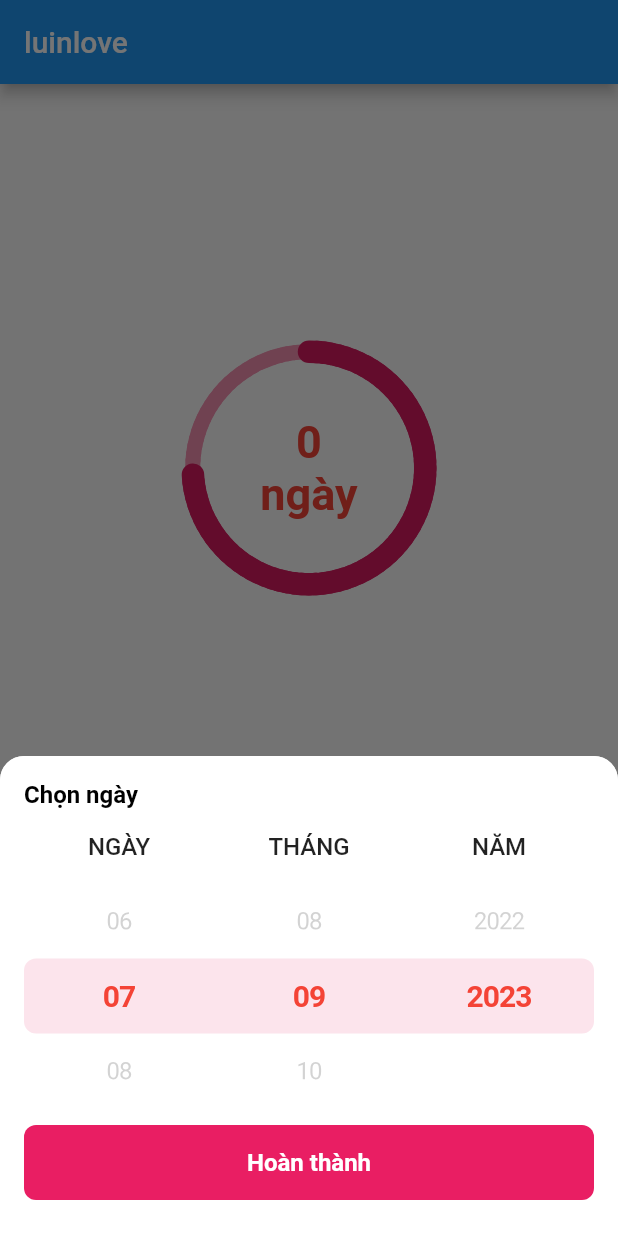
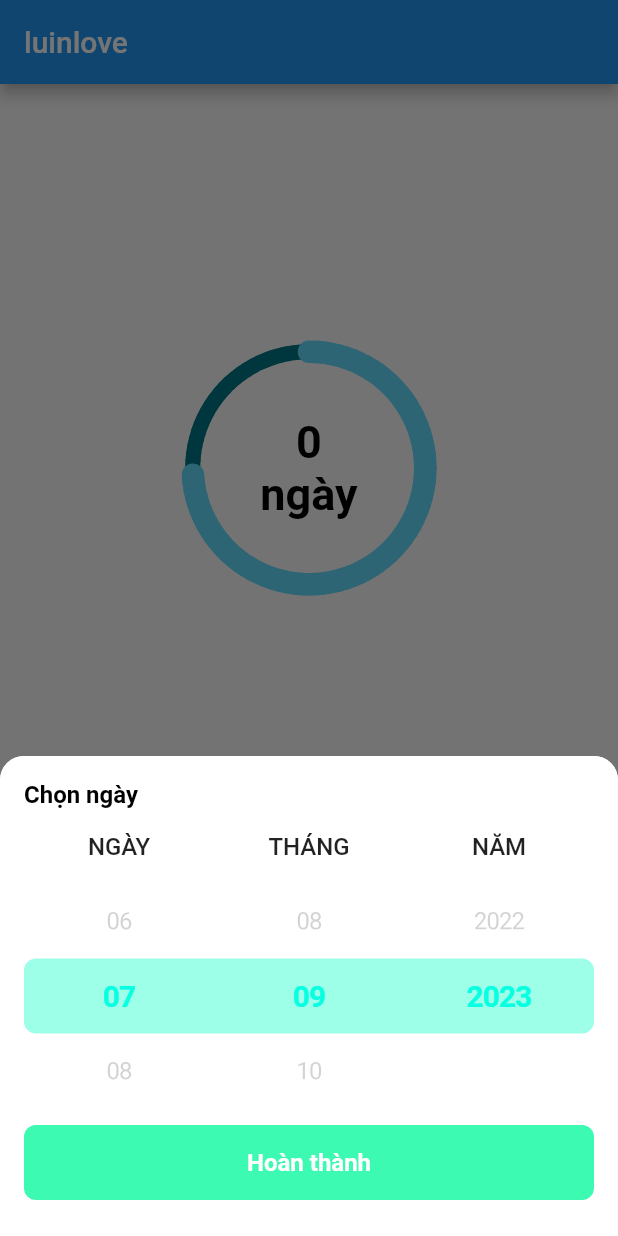
Before and after one commit to lluciper/luinlove, a Flutter app: the screen it shows after launch, after a tap on an icon or button, on a phone screen of 412 x 824 dp. Run offline on Flutter 3.47's test engine with Material 2 defaults, Android fonts, the light colour scheme and no system bars; drawn by our look-alikes of carousel_slider, step_progress_indicator; our stand-ins replace equatable, firebase_core, firebase_messaging, flutter_bloc, flutter_local_notifications, freezed_annotation and 2 more; missing offline and left inert: time_machine; accounts and stored records are empty; project files that could hold a hidden picture were left out.

Commit message:
updade wave animation

```diff
--- a/lib/components/bottom_sheet_expandable.dart
+++ b/lib/components/bottom_sheet_expandable.dart
@@ -1,5 +1,5 @@
 import 'package:flutter/material.dart';
-import '../utils/colors_app.dart';
+import '../utils/app_colors.dart';
 
 class BottomSheetExpandable extends StatefulWidget {
   const BottomSheetExpandable({
--- a/lib/components/wave/wave_animation.dart
+++ b/lib/components/wave/wave_animation.dart
@@ -1,4 +1,154 @@
+import 'dart:math';
+
 import 'package:flutter/material.dart';
+
+// class WaveAnimation extends StatefulWidget {
+//   const WaveAnimation({super.key});
+
+//   @override
+//   State<WaveAnimation> createState() => _WaveAnimationState();
+// }
+
+// class _WaveAnimationState extends State<WaveAnimation>
+//     with TickerProviderStateMixin {
+//   late Animation<double> animation;
+//   late AnimationController animationController;
+
+//   @override
+//   void initState() {
+//     super.initState();
+//     animationController = AnimationController(
+//         vsync: this, duration: const Duration(milliseconds: 10000));
+//     final Animation<double> curve = CurvedAnimation(
+//         parent: animationController,
+//         curve: Curves.easeInOutSine,
+//         reverseCurve: Curves.easeInOutSine);
+//     animation = Tween<double>(begin: 0, end: 0.5).animate(curve);
+//     animationController
+//       ..addListener(() {
+//         setState(() {});
+//       })
+//       ..repeat(reverse: true, period: const Duration(milliseconds: 10000));
+//   }
+
+//   @override
+//   Widget build(BuildContext context) {
+//     var width = -MediaQuery.of(context).size.width;
+//     return SizedBox(
+//       child: Stack(
+//         alignment: Alignment.bottomCenter,
+//         children: [
+//           Transform.translate(
+//             offset: Offset(animation.value * 4 * width, 0),
+//             child: Container(
+//               alignment: Alignment.bottomCenter,
+//               child: CustomPaint(
+//                 painter: WavePainter(
+//                   realSize: Size(-width * 15, 150),
+//                   colors: [
+//                     Colors.purple.withOpacity(0.2),
+//                     Colors.purple.withOpacity(0.5),
+//                   ],
+//                   pick: 30,
+//                   amount: 30,
+//                 ),
+//               ),
+//             ),
+//           ),
+//           Transform.translate(
+//             offset: Offset(animation.value * 2 * width, 0),
+//             child: Container(
+//               alignment: Alignment.bottomCenter,
+//               child: CustomPaint(
+//                 painter: WavePainter(
+//                   realSize: Size(-width * 15, 150),
+//                   colors: [
+//                     Colors.red.withOpacity(0.2),
+//                     Colors.red.withOpacity(0.5),
+//                   ],
+//                   pick: 30,
+//                   amount: 30,
+//                 ),
+//               ),
+//             ),
+//           ),
+//           Transform.translate(
+//             offset: Offset(animation.value * 3 * width, 0),
+//             child: Container(
+//               alignment: Alignment.bottomCenter,
+//               child: CustomPaint(
+//                 painter: WavePainter(
+//                   realSize: Size(-width * 15, 150),
+//                   colors: [
+//                     Colors.pink.withOpacity(0.2),
+//                     Colors.pink.withOpacity(0.5),
+//                   ],
+//                   pick: 30,
+//                   amount: 30,
+//                 ),
+//               ),
+//             ),
+//           ),
+//         ],
+//       ),
+//     );
+//   }
+// }
+
+// class WavePainter extends CustomPainter {
+//   WavePainter({
+//     required this.colors,
+//     this.amount = 4,
+//     this.pick = 30,
+//     this.realSize,
+//   });
+//   List<Color> colors;
+//   int amount;
+//   double pick;
+//   Size? realSize;
+//   @override
+//   void paint(Canvas canvas, Size size) {
+//     size = realSize ?? size;
+//     var paint = Paint()
+//       ..shader = LinearGradient(
+//         begin: Alignment.topCenter,
+//         end: Alignment.bottomCenter,
+//         colors: colors,
+//       ).createShader(Rect.fromPoints(
+//         Offset.zero,
+//         Offset(size.width, size.height),
+//       ));
+//     var ww = size.width / (amount * 2 - 1);
+//     var path = Path();
+//     var hh = true;
+
+//     // path.lineTo(0, 0);
+//     for (var i = 1; i <= (4 * amount - 2); i++) {
+//       if (i % 2 == 0) {
+//         path..lineTo(i * ww / 2, 0)
+//         ..lineTo(i * ww / 2, 0);
+//       } else {
+//         if (hh) {
+//           path.quadraticBezierTo(i * (ww / 2), pick, (i + 1) * ww / 2, 0);
+//           hh = false;
+//         } else {
+//           path.quadraticBezierTo(i * (ww / 2), -pick, (i + 1) * ww / 2, 0);
+//           hh = true;
+//         }
+//       }
+//     }
+//     path..lineTo(size.width, 0)
+//     ..lineTo(size.width, size.height)
+//     ..lineTo(0, size.height)
+//     ..close();
+//     canvas.drawPath(path, paint);
+//   }
+
+//   @override
+//   bool shouldRepaint(CustomPainter oldDelegate) {
+//     return false;
+//   }
+// }
 
 class WaveAnimation extends StatefulWidget {
   const WaveAnimation({super.key});
@@ -15,75 +165,42 @@ class _WaveAnimationState extends State<WaveAnimation>
   @override
   void initState() {
     super.initState();
-    animationController = AnimationController(
-        vsync: this, duration: const Duration(milliseconds: 10000));
-    final Animation<double> curve = CurvedAnimation(
-        parent: animationController,
-        curve: Curves.easeInOutSine,
-        reverseCurve: Curves.easeInOutSine);
-    animation = Tween<double>(begin: 0, end: 0.5).animate(curve);
-    animationController
-      ..addListener(() {
-        setState(() {});
-      })
-      ..repeat(reverse: true, period: const Duration(milliseconds: 10000));
+    animationController =
+        AnimationController(vsync: this, duration: const Duration(seconds: 3));
+    animationController.repeat(reverse: true);
   }
 
   @override
   Widget build(BuildContext context) {
-    var width = -MediaQuery.of(context).size.width;
+    var width = MediaQuery.of(context).size.width;
     return SizedBox(
       child: Stack(
         alignment: Alignment.bottomCenter,
         children: [
-          Transform.translate(
-            offset: Offset(animation.value * 4 * width, 0),
-            child: Container(
+          Container(
             alignment: Alignment.bottomCenter,
             child: CustomPaint(
+              size: Size(width + 100, 400),
               painter: WavePainter(
-                  realSize: Size(-width * 15, 150),
-                  colors: [
-                    Colors.purple.withOpacity(0.2),
-                    Colors.purple.withOpacity(0.5),
-                  ],
-                  pick: 30,
-                  amount: 30,
+                controller: animationController,
               ),
             ),
           ),
-          ),
-          Transform.translate(
-            offset: Offset(animation.value * 2 * width, 0),
-            child: Container(
+          Container(
             alignment: Alignment.bottomCenter,
             child: CustomPaint(
+              size: Size(width + 300, 400),
               painter: WavePainter(
-                  realSize: Size(-width * 15, 150),
-                  colors: [
-                    Colors.red.withOpacity(0.2),
-                    Colors.red.withOpacity(0.5),
-                  ],
-                  pick: 30,
-                  amount: 30,
+                controller: animationController,
               ),
             ),
           ),
-          ),
-          Transform.translate(
-            offset: Offset(animation.value * 3 * width, 0),
-            child: Container(
+          Container(
             alignment: Alignment.bottomCenter,
             child: CustomPaint(
+              size: Size(width + 500, 400),
               painter: WavePainter(
-                  realSize: Size(-width * 15, 150),
-                  colors: [
-                    Colors.pink.withOpacity(0.2),
-                    Colors.pink.withOpacity(0.5),
-                  ],
-                  pick: 30,
-                  amount: 30,
-                ),
+                controller: animationController,
               ),
             ),
           ),
@@ -94,51 +211,29 @@ class _WaveAnimationState extends State<WaveAnimation>
 }
 
 class WavePainter extends CustomPainter {
-  WavePainter({
-    required this.colors,
-    this.amount = 4,
-    this.pick = 30,
-    this.realSize,
-  });
-  List<Color> colors;
-  int amount;
-  double pick;
-  Size? realSize;
+  WavePainter({required this.controller}) : super(repaint: controller);
+  final AnimationController controller;
+
   @override
   void paint(Canvas canvas, Size size) {
-    size = realSize ?? size;
     var paint = Paint()
-      ..shader = LinearGradient(
-        begin: Alignment.topCenter,
-        end: Alignment.bottomCenter,
-        colors: colors,
-      ).createShader(Rect.fromPoints(
-        Offset.zero,
-        Offset(size.width, size.height),
-      ));
-    var ww = size.width / (amount * 2 - 1);
+      ..color = Colors.blue
+      ..style = PaintingStyle.fill;
+
     var path = Path();
-    var hh = true;
+    var y = size.height / 2;
 
-    // path.lineTo(0, 0);
-    for (var i = 1; i <= (4 * amount - 2); i++) {
-      if (i % 2 == 0) {
-        path..lineTo(i * ww / 2, 0)
-        ..lineTo(i * ww / 2, 0);
-      } else {
-        if (hh) {
-          path.quadraticBezierTo(i * (ww / 2), pick, (i + 1) * ww / 2, 0);
-          hh = false;
-        } else {
-          path.quadraticBezierTo(i * (ww / 2), -pick, (i + 1) * ww / 2, 0);
-          hh = true;
+    for (var x = 0.0; x <= size.width; x += 20) {
+      var sine = sin((x / size.width) * 2 * pi + controller.value * 2 * pi);
+      var waveHeight = y + sine * 50;
+      path.lineTo(x, waveHeight);
     }
-      }
-    }
-    path..lineTo(size.width, 0)
+
+    path
       ..lineTo(size.width, size.height)
       ..lineTo(0, size.height)
       ..close();
+
     canvas.drawPath(path, paint);
   }
 
--- a/lib/main.dart
+++ b/lib/main.dart
@@ -9,8 +9,8 @@ import 'utils/firebase_mess.dart';
 
 Future<void> main() async {
   WidgetsFlutterBinding.ensureInitialized();
-  await Firebase.initializeApp();
-  await getPermission();
+  // await Firebase.initializeApp();
+  // await getPermission();
   Bloc.observer = AppBlocObserver();
   await StorageSharedPreference.init();
   runApp(
--- a/lib/ui/home/home_screen.dart
+++ b/lib/ui/home/home_screen.dart
@@ -37,7 +37,7 @@ class _HomeScreenState extends State<HomeScreen> {
           child: Stack(
             children: [
               const Positioned(
-                bottom: 150,
+                bottom: 0,
                 child: WaveAnimation(),
               ),
               Column(
@@ -57,7 +57,9 @@ class _HomeScreenState extends State<HomeScreen> {
                           builder: (BuildContext context) {
                             return SizedBox(
                               width: MediaQuery.of(context).size.width,
-                              child: i == 1 ? const SliderOne() : const SliderTwo(),
+                              child: i == 1
+                                  ? const SliderOne()
+                                  : const SliderTwo(),
                             );
                           },
                         );
--- a/lib/ui/home/slider_one.dart
+++ b/lib/ui/home/slider_one.dart
@@ -36,8 +36,8 @@ class SliderOne extends StatelessWidget {
                 totalSteps: 100,
                 currentStep: 74,
                 stepSize: 10,
-                selectedColor: Colors.pink[600],
-                unselectedColor: Colors.pink[200],
+                selectedColor: AppColors.pink600,
+                unselectedColor: AppColors.pink200,
                 padding: 0,
                 width: 170,
                 height: 170,
@@ -161,7 +161,7 @@ class SliderOne extends StatelessWidget {
                         '$numberOfDays',
                         textAlign: TextAlign.center,
                         style: GoogleFonts.aBeeZee(
-                          color: Colors.red,
+                          color: AppColors.red,
                           fontWeight: FontWeight.w700,
                           fontSize: 30,
                         ),
@@ -170,7 +170,7 @@ class SliderOne extends StatelessWidget {
                         AppStrings.day.toLowerCase(),
                         textAlign: TextAlign.center,
                         style: GoogleFonts.aBeeZee(
-                          color: Colors.red,
+                          color: AppColors.red,
                           fontWeight: FontWeight.w700,
                           fontSize: 30,
                         ),
--- a/lib/ui/home/widget/item_date.dart
+++ b/lib/ui/home/widget/item_date.dart
@@ -22,7 +22,7 @@ class ItemDate extends StatelessWidget {
       ),
       alignment: Alignment.center,
       decoration: BoxDecoration(
-        color: Colors.pink,
+        color: AppColors.pink,
         borderRadius: BorderRadius.circular(8),
       ),
       child: Column(
--- /dev/null
+++ b/lib/utils/app_colors.dart
@@ -0,0 +1,24 @@
+import 'package:flutter/material.dart';
+
+class AppColors {
+  static const Color white = Colors.white;
+  static const Color transparent = Colors.transparent;
+  // static const Color pink50 = Color(0xFFFCE4EC);
+  // static const Color pink500 = Color(0xFFE91E63);
+  // static const Color pink600 = Color(0xFFD81B60);
+  // static const Color pink200 = Color(0xFFF48FB1);
+  // static const Color pink = Color(0xFFE91E63);
+  // static const Color red500 = Color(0xFFF44336);
+  // static const Color gray500 = Color(0xFF9E9E9E);
+  // static const Color red = Colors.red;
+  static const Color pink = Color.fromARGB(255, 41, 152, 255);
+  static const Color pink50 = Color(0xFF9EFFE8);
+  static const Color pink500 = Color(0xFF3CFAB1);
+  static const Color pink600 = Color(0xFF62DDFF);
+  static const Color pink200 = Color(0xFF007585);
+  static const Color red500 = Color(0xFF07FFE2);
+  static const Color gray500 = Color(0xFF9E9E9E);
+  static const Color black = Colors.black;
+  static const Color red = Colors.black;
+
+}
--- a/lib/utils/colors_app.dart
+++ /dev/null
@@ -1,12 +0,0 @@
-import 'package:flutter/material.dart';
-
-class AppColors {
-  static const Color white = Colors.white;
-  static const Color transparent = Colors.transparent;
-  static const Color pink50 = Color(0xFFFCE4EC);
-  static const Color pink500 = Color(0xFFE91E63);
-  static const Color red500 = Color(0xFFF44336);
-  static const Color gray500 = Color(0xFF9E9E9E);
-  static const Color black = Colors.black;
-
-}
--- a/lib/utils/firebase_mess.dart
+++ b/lib/utils/firebase_mess.dart
@@ -1,7 +1,5 @@
 import 'package:firebase_core/firebase_core.dart';
 import 'package:firebase_messaging/firebase_messaging.dart';
-import 'package:flutter/cupertino.dart';
-import 'package:flutter/material.dart';
 import 'package:flutter_local_notifications/flutter_local_notifications.dart';
 
 Future<String> getTokenFirebase() async {
--- a/lib/utils/utils.dart
+++ b/lib/utils/utils.dart
@@ -1,5 +1,5 @@
+export 'app_colors.dart';
 export 'app_enums.dart';
 export 'app_keys.dart';
 export 'app_text_style.dart';
-export 'colors_app.dart';
 export 'string_app.dart';
```
Lines whose indentation alone changed are shown as unchanged.
